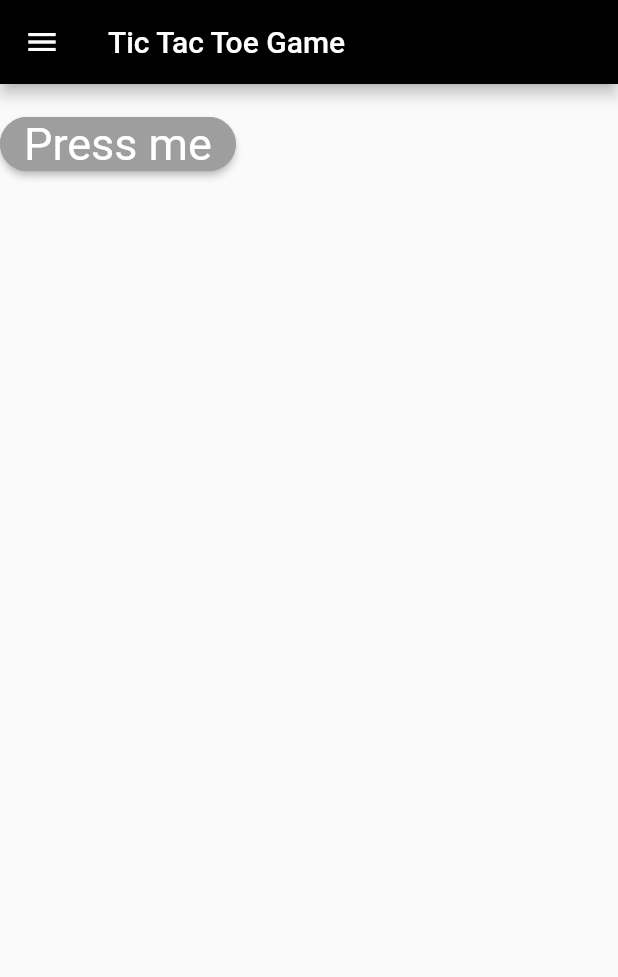
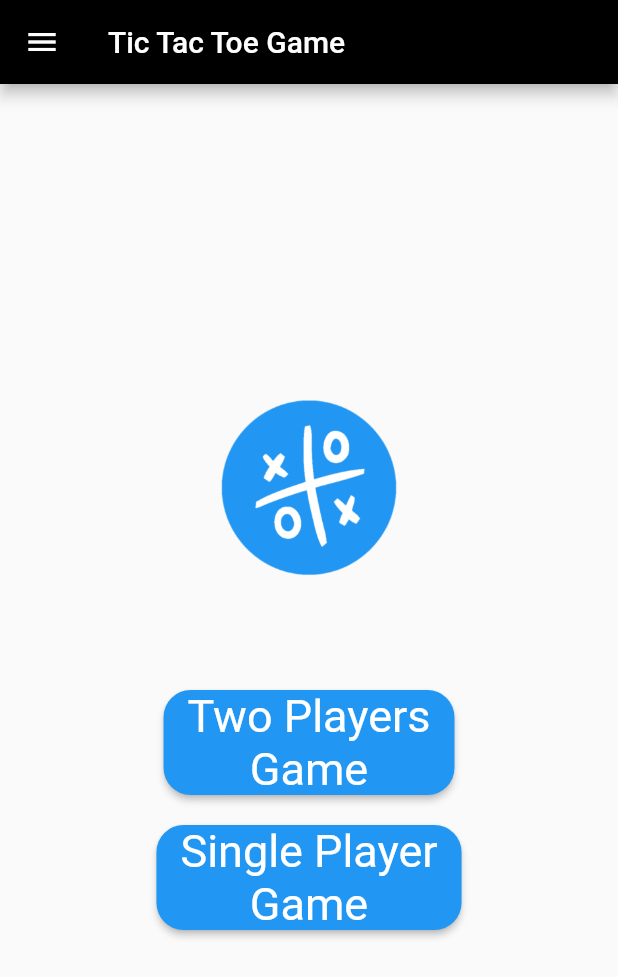
Before and after one commit to PotatOn240HZz/XO_Game, a Flutter app: the screen it shows after launch, on a phone screen of 412 x 824 dp. Shown: the top 977 px of the screen. Run offline on Flutter 3.47's test engine with Material 2 defaults, Android fonts, the phone set to English and light mode, and no system bars.

Commit message:
PlayAgain Button added, and homeScreen Fully Implemented

```diff
--- a/lib/pages/Home.dart
+++ b/lib/pages/Home.dart
@@ -1,6 +1,5 @@
 import 'package:flutter/material.dart';
 import 'package:flutter/services.dart';
-import 'package:untitled/pages/TTT.dart';
 import 'package:url_launcher/url_launcher.dart';
 
 class Home extends StatefulWidget {
@@ -30,7 +29,6 @@ class _HomeState extends State<Home> {
         drawer: Drawer(
           child: SafeArea(
             child: ListView(
-              padding: EdgeInsets.zero,
               children: [
                 ListTile(
                   horizontalTitleGap: 0,
@@ -49,26 +47,59 @@ class _HomeState extends State<Home> {
             ),
           ),
         ),
-        body: Column(
+        body: Center(
+          child: Column(
+            mainAxisAlignment: MainAxisAlignment.center,
             children: [
-            const Text(''),
+              Image.asset('assets/images/XO.png', width: 130),
+              const SizedBox(height: 70),
               ElevatedButton(
                 style: ButtonStyle(
                   shape: MaterialStateProperty.all<RoundedRectangleBorder>(
                       RoundedRectangleBorder(
                     borderRadius: BorderRadius.circular(18.0),
-                        side: const BorderSide(color: Colors.grey))),
-                backgroundColor: MaterialStateProperty.all(Colors.grey),
+                  )),
+                  backgroundColor: MaterialStateProperty.all(Colors.blue),
                   textStyle: MaterialStateProperty.all(
                     const TextStyle(fontSize: 30),
                   ),
                 ),
                 onPressed: () {
-                Navigator.of(context).pushNamed('/TTT');
+                  Navigator.of(context).pushNamed(
+                    '/TTT',
+                    arguments: {'isAI': true},
+                  );
                 },
-              child: const Text("Press me"),
+                child: const Text(
+                  "Two Players\nGame",
+                  textAlign: TextAlign.center,
+                ),
+              ),
+              const SizedBox(height: 20),
+              ElevatedButton(
+                style: ButtonStyle(
+                  shape: MaterialStateProperty.all<RoundedRectangleBorder>(
+                      RoundedRectangleBorder(
+                    borderRadius: BorderRadius.circular(18.0),
+                  )),
+                  backgroundColor: MaterialStateProperty.all(Colors.blue),
+                  textStyle: MaterialStateProperty.all(
+                    const TextStyle(fontSize: 30),
+                  ),
+                ),
+                onPressed: () {
+                  Navigator.of(context).pushNamed(
+                    '/TTT',
+                    arguments: {'isAI': false},
+                  );
+                },
+                child: const Text(
+                  "Single Player\nGame",
+                  textAlign: TextAlign.center,
+                ),
               ),
             ],
+          ),
         ),
       ),
     );
```
Also changed, not shown: lib/main.dart (+16 -3 lines), lib/pages/TTT.dart (+70 -82 lines), assets/images/XO.png (added). Lines whose indentation alone changed are shown as unchanged.
